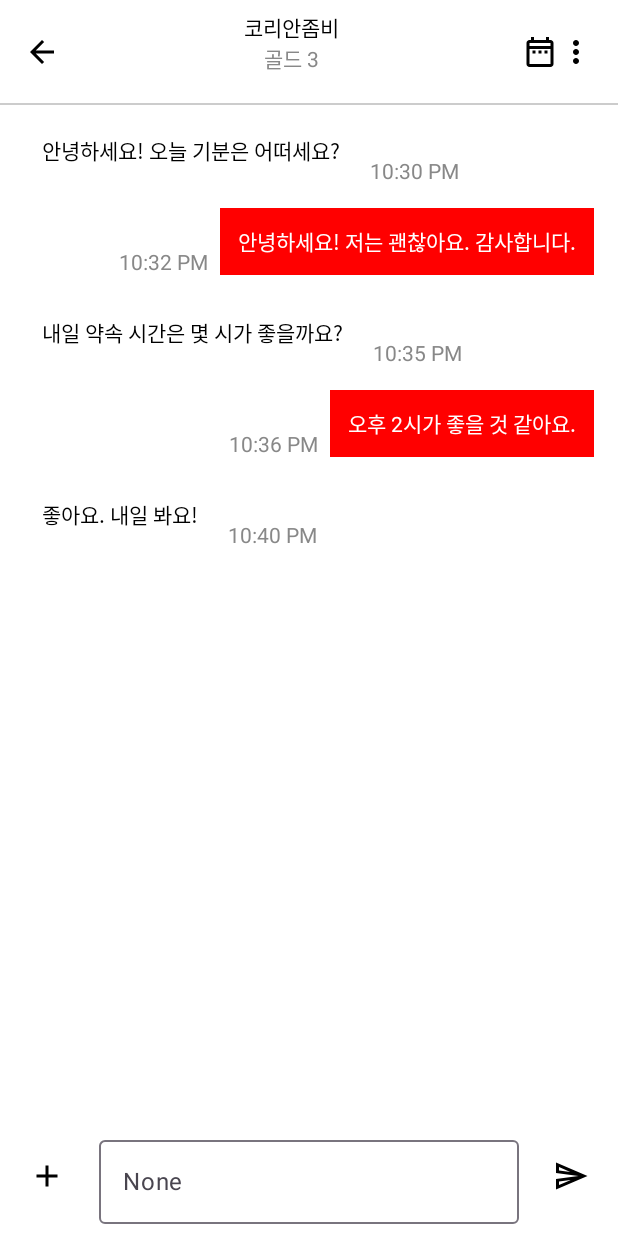
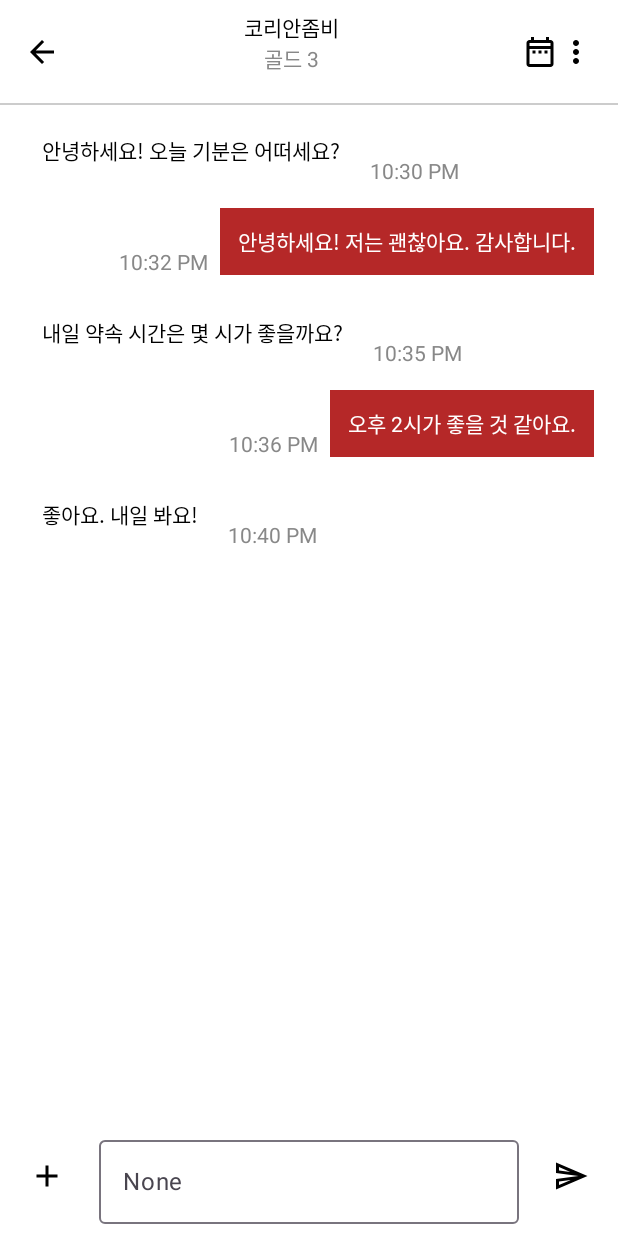
Before and after one commit to kyleidea1/AreYouHOT, an Android app built with Jetpack Compose: the @Preview function ChatContentActivityPreview, on a phone screen of 412 x 824 dp. Run offline under Robolectric (Android 15) with nearby library versions, the phone set to English and light mode, and no system bars.

Commit message:
🛠️ Main Red로 사용하도록 변경

```diff
--- a/app/src/main/java/com/example/areyouhot/ChatContentActivity.kt
+++ b/app/src/main/java/com/example/areyouhot/ChatContentActivity.kt
@@ -29,6 +29,7 @@ import androidx.compose.ui.graphics.Color
 import androidx.compose.ui.tooling.preview.Preview
 import androidx.compose.ui.unit.dp
 import com.example.areyouhot.view.theme.Divider
+import com.example.areyouhot.view.theme.MainRed
 
 data class Message(
     val id: Int,
@@ -163,7 +164,7 @@ fun MessageItem(message: Message) {
         Spacer(modifier = Modifier.padding(4.dp))
         Column(
             modifier = Modifier
-                .background(color = if (message.isMine) Color.Red else Color.White)
+                .background(color = if (message.isMine) MainRed else Color.White)
                 .padding(12.dp)
         ) {
             Text(message.content, color = if (message.isMine) Color.White else Color.Black)
--- a/app/src/main/java/com/example/areyouhot/MyPageActivity.kt
+++ b/app/src/main/java/com/example/areyouhot/MyPageActivity.kt
@@ -36,6 +36,7 @@ import androidx.compose.ui.tooling.preview.Preview
 import androidx.compose.ui.unit.dp
 import androidx.compose.ui.unit.sp
 import com.example.areyouhot.view.theme.Divider
+import com.example.areyouhot.view.theme.MainRed
 import com.example.areyouhot.view.theme.TopBar
 
 @Composable
@@ -190,7 +191,7 @@ private fun CustomLinearProgressBar(){
                 .padding(0.dp, 5.dp),
             progress = 0.7f,
             trackColor = Color.LightGray,
-            color = Color.Red //progress color
+            color = MainRed //progress color
         )
     }
 }
```
